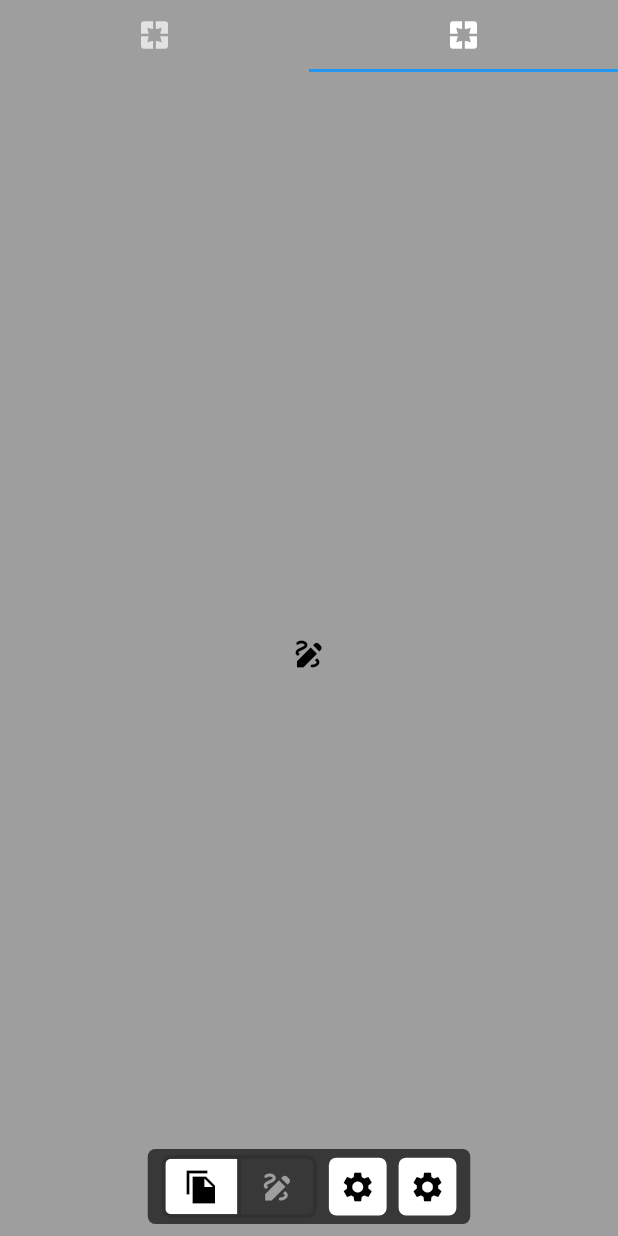
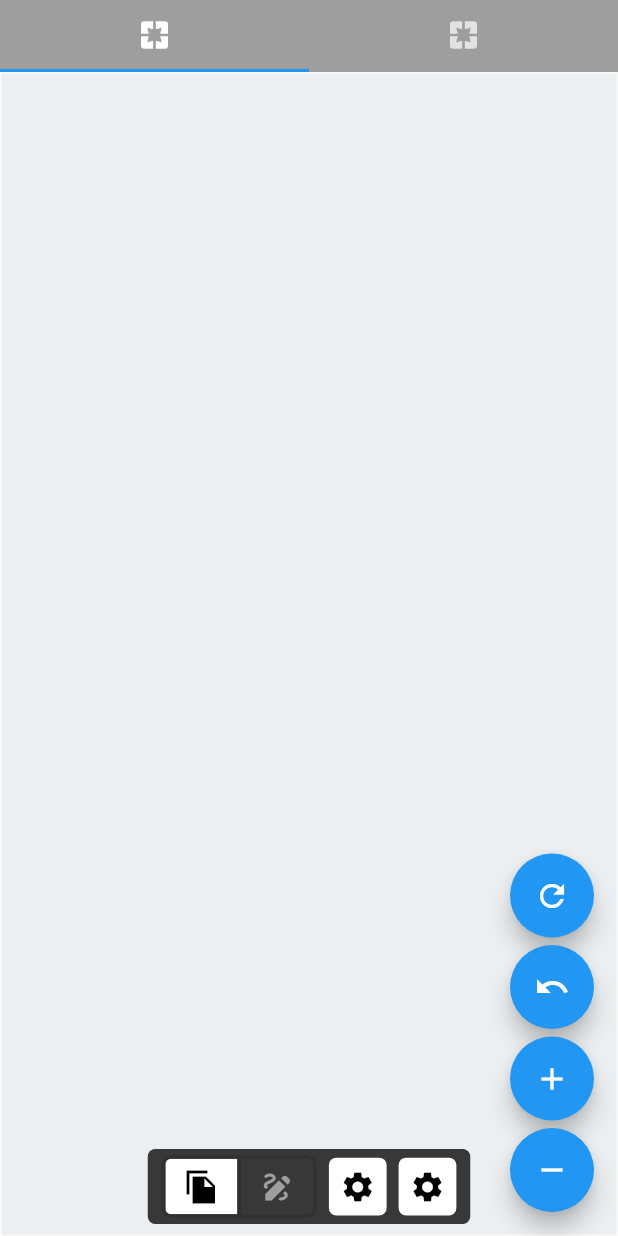
Before and after one commit to aeskerminen/sky-core, a Flutter app: the screen it shows after launch, tab 2 chosen, after a tap on the "file copy" icon, on a phone screen of 412 x 824 dp. Run offline on Flutter 3.47's test engine with Material 2 defaults, Android fonts, the phone set to English and light mode, and no system bars; missing offline and left inert: hotkey_manager.

Commit message:
Add tab change functionality to toolbar

```diff
--- a/sky_notes/lib/main.dart
+++ b/sky_notes/lib/main.dart
@@ -34,6 +34,8 @@ class MyApp extends StatelessWidget {
 
 class TBIntent extends Intent {}
 
+late final AnimationController _controller;
+
 class Home extends StatefulWidget {
   const Home({Key? key}) : super(key: key);
 
@@ -43,7 +45,6 @@ class Home extends StatefulWidget {
 
 class _HomeState extends State<Home> with SingleTickerProviderStateMixin {
   bool _visible = true;
-  late final AnimationController _controller;
 
   final HotKey _hotKey = HotKey(
     KeyCode.keyQ,
@@ -66,7 +67,7 @@ class _HomeState extends State<Home> with SingleTickerProviderStateMixin {
     );
     _controller = AnimationController(
       vsync: this,
-      duration: const Duration(milliseconds: 400),
+      duration: const Duration(milliseconds: 200),
     );
   }
 
@@ -184,6 +185,7 @@ class _SwitchState extends State<Switch> {
               } else {
                 isSelected[buttonIndex] = false;
               }
+              DefaultTabController.of(context)!.animateTo(index);
             }
           });
         },
```
